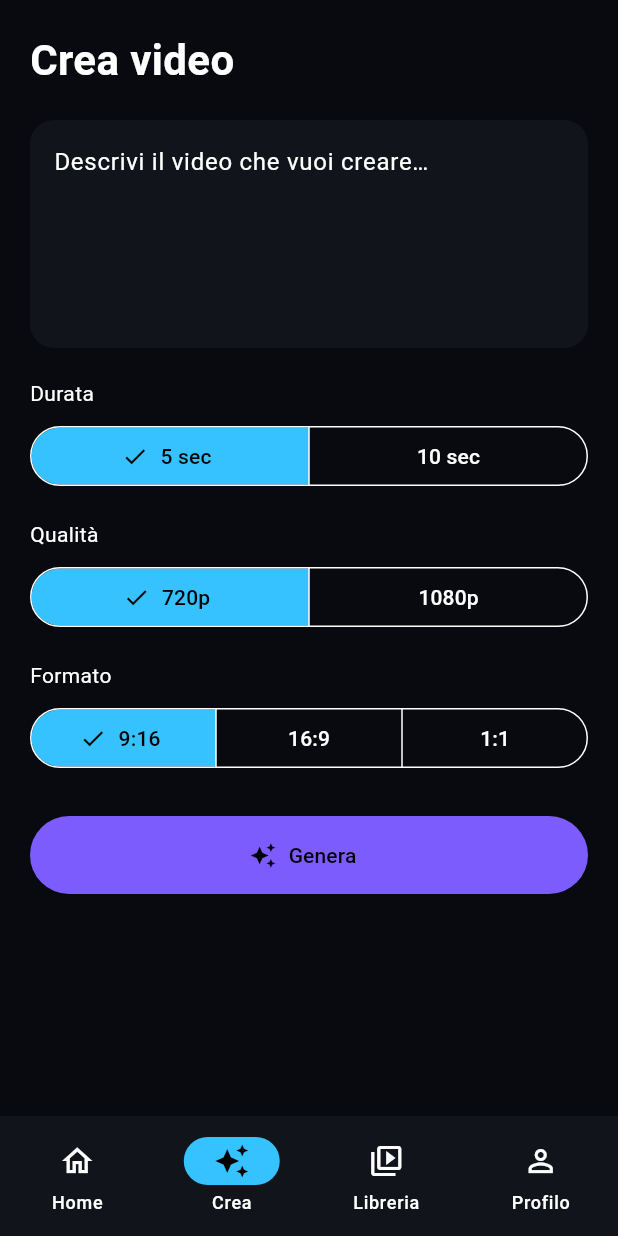
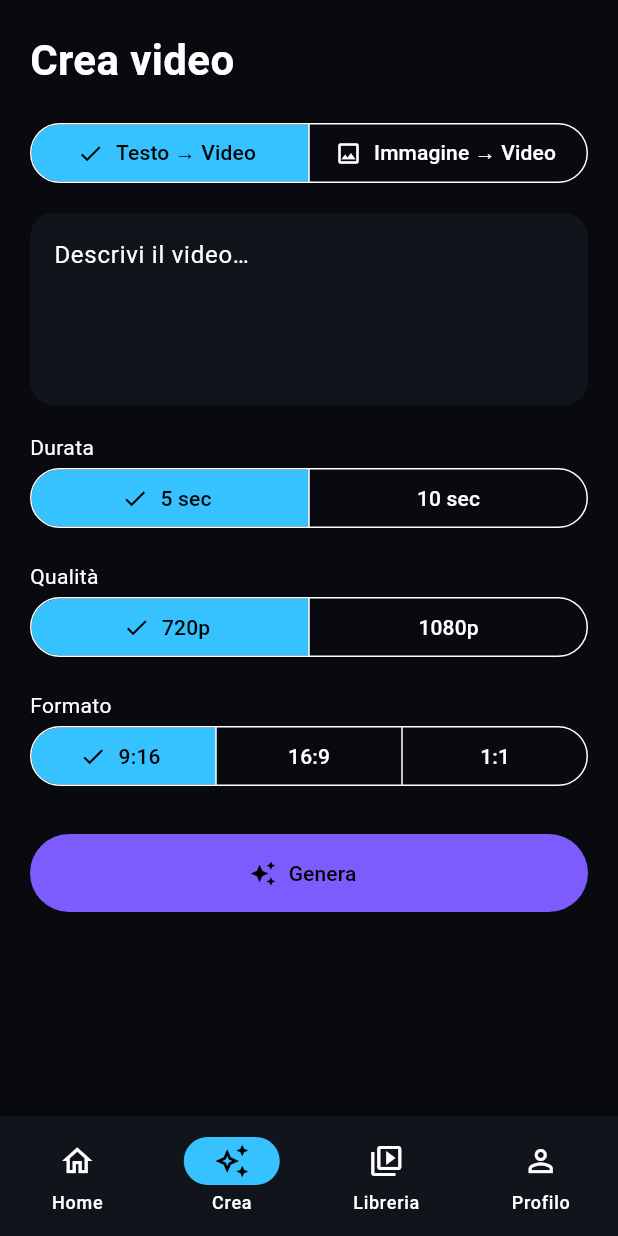
Before and after one commit to kashifkhanudine-dotcom/AstraVideo, a Flutter app: the screen it shows after launch, after a tap on "Genera video", on a phone screen of 412 x 824 dp. Run offline on Flutter 3.47's test engine with Material 3 defaults, Android fonts, the phone set to English and light mode, and no system bars; our stand-ins replace dio, image_picker; missing offline and left inert: purchases_flutter; network calls fail.

Commit message:
feat: add image-to-video flow and connect paywall

```diff
--- a/mobile/lib/main.dart
+++ b/mobile/lib/main.dart
@@ -1,9 +1,10 @@
 import 'package:dio/dio.dart';
 import 'package:flutter/material.dart';
+import 'package:image_picker/image_picker.dart';
 
-void main() {
-  runApp(const AstraVideoApp());
-}
+import 'screens/paywall_screen.dart';
+
+void main() => runApp(const AstraVideoApp());
 
 class AstraVideoApp extends StatelessWidget {
   const AstraVideoApp({super.key});
@@ -31,34 +32,35 @@ class AstraVideoApp extends StatelessWidget {
 class ApiService {
   ApiService()
       : _dio = Dio(BaseOptions(
-          baseUrl: 'http://10.0.2.2:8000',
+          baseUrl: const String.fromEnvironment('API_URL', defaultValue: 'http://10.0.2.2:8000'),
           connectTimeout: const Duration(seconds: 10),
-          receiveTimeout: const Duration(seconds: 30),
+          receiveTimeout: const Duration(seconds: 120),
         ));
 
   final Dio _dio;
 
   Future<Map<String, dynamic>> createGeneration({
     required String prompt,
+    required String mode,
     required int duration,
     required String resolution,
     required String aspectRatio,
+    String? imageUrl,
   }) async {
     final response = await _dio.post('/v1/generations', data: {
       'prompt': prompt,
-      'mode': 'text-to-video',
+      'mode': mode,
       'duration_seconds': duration,
       'resolution': resolution,
       'aspect_ratio': aspectRatio,
+      if (imageUrl != null) 'image_url': imageUrl,
     });
     return Map<String, dynamic>.from(response.data as Map);
   }
 
   Future<List<Map<String, dynamic>>> getGenerations() async {
     final response = await _dio.get('/v1/generations');
-    return (response.data as List)
-        .map((item) => Map<String, dynamic>.from(item as Map))
-        .toList();
+    return (response.data as List).map((e) => Map<String, dynamic>.from(e as Map)).toList();
   }
 }
 
@@ -80,17 +82,16 @@ class _MainShellState extends State<MainShell> {
       const LibraryScreen(),
       const ProfileScreen(),
     ];
-
     return Scaffold(
       body: SafeArea(child: pages[index]),
       bottomNavigationBar: NavigationBar(
         selectedIndex: index,
         onDestinationSelected: (value) => setState(() => index = value),
         destinations: const [
-          NavigationDestination(icon: Icon(Icons.home_outlined), selectedIcon: Icon(Icons.home), label: 'Home'),
-          NavigationDestination(icon: Icon(Icons.auto_awesome_outlined), selectedIcon: Icon(Icons.auto_awesome), label: 'Crea'),
-          NavigationDestination(icon: Icon(Icons.video_library_outlined), selectedIcon: Icon(Icons.video_library), label: 'Libreria'),
-          NavigationDestination(icon: Icon(Icons.person_outline), selectedIcon: Icon(Icons.person), label: 'Profilo'),
+          NavigationDestination(icon: Icon(Icons.home_outlined), label: 'Home'),
+          NavigationDestination(icon: Icon(Icons.auto_awesome_outlined), label: 'Crea'),
+          NavigationDestination(icon: Icon(Icons.video_library_outlined), label: 'Libreria'),
+          NavigationDestination(icon: Icon(Icons.person_outline), label: 'Profilo'),
         ],
       ),
     );
@@ -99,7 +100,6 @@ class _MainShellState extends State<MainShell> {
 
 class HomeScreen extends StatelessWidget {
   const HomeScreen({super.key, required this.onCreate});
-
   final VoidCallback onCreate;
 
   @override
@@ -107,38 +107,19 @@ class HomeScreen extends StatelessWidget {
     return ListView(
       padding: const EdgeInsets.all(20),
       children: [
-        Row(
-          mainAxisAlignment: MainAxisAlignment.spaceBetween,
-          children: [
+        Row(mainAxisAlignment: MainAxisAlignment.spaceBetween, children: [
           const Text('ASTRAVIDEO', style: TextStyle(fontSize: 20, fontWeight: FontWeight.w800)),
           Chip(label: const Text('⚡ 120'), backgroundColor: Theme.of(context).colorScheme.surface),
-          ],
-        ),
+        ]),
         const SizedBox(height: 30),
         const Text('Crea qualcosa di incredibile', style: TextStyle(fontSize: 30, fontWeight: FontWeight.bold)),
         const SizedBox(height: 10),
-        const Text('Trasforma una semplice idea in un video AI pronto per TikTok, Reels e Shorts.'),
+        const Text('Text-to-Video e Image-to-Video pronti per TikTok, Reels e Shorts.'),
         const SizedBox(height: 24),
         FilledButton.icon(
           onPressed: onCreate,
           icon: const Icon(Icons.auto_awesome),
-          label: const Padding(
-            padding: EdgeInsets.symmetric(vertical: 16),
-            child: Text('Genera video'),
-          ),
-        ),
-        const SizedBox(height: 32),
-        const Text('Stili', style: TextStyle(fontSize: 20, fontWeight: FontWeight.w700)),
-        const SizedBox(height: 12),
-        const Wrap(
-          spacing: 10,
-          runSpacing: 10,
-          children: [
-            Chip(label: Text('Cinematic')),
-            Chip(label: Text('Realistic')),
-            Chip(label: Text('Anime')),
-            Chip(label: Text('Commercial')),
-          ],
+          label: const Padding(padding: EdgeInsets.symmetric(vertical: 16), child: Text('Genera video')),
         ),
       ],
     );
@@ -155,24 +136,40 @@ class CreateScreen extends StatefulWidget {
 class _CreateScreenState extends State<CreateScreen> {
   final controller = TextEditingController();
   final api = ApiService();
+  final picker = ImagePicker();
+  String mode = 'text-to-video';
+  XFile? image;
   int duration = 5;
   String resolution = '720p';
   String ratio = '9:16';
   bool loading = false;
   String? message;
 
+  Future<void> chooseImage() async {
+    final picked = await picker.pickImage(source: ImageSource.gallery, imageQuality: 90);
+    if (picked != null) setState(() => image = picked);
+  }
+
   Future<void> generate() async {
     if (controller.text.trim().length < 3) return;
+    if (mode == 'image-to-video' && image == null) {
+      setState(() => message = 'Scegli prima un’immagine.');
+      return;
+    }
     setState(() {
       loading = true;
       message = null;
     });
     try {
+      // Image upload to R2 will replace this local placeholder when R2 credentials are enabled.
+      final imageUrl = mode == 'image-to-video' ? 'https://example.com/input-image.jpg' : null;
       final result = await api.createGeneration(
         prompt: controller.text.trim(),
+        mode: mode,
         duration: duration,
         resolution: resolution,
         aspectRatio: ratio,
+        imageUrl: imageUrl,
       );
       setState(() => message = 'Generazione avviata • ${result['credits_used']} crediti');
     } catch (e) {
@@ -188,37 +185,51 @@ class _CreateScreenState extends State<CreateScreen> {
       padding: const EdgeInsets.all(20),
       children: [
         const Text('Crea video', style: TextStyle(fontSize: 28, fontWeight: FontWeight.bold)),
-        const SizedBox(height: 20),
+        const SizedBox(height: 18),
+        SegmentedButton<String>(
+          segments: const [
+            ButtonSegment(value: 'text-to-video', label: Text('Testo → Video'), icon: Icon(Icons.text_fields)),
+            ButtonSegment(value: 'image-to-video', label: Text('Immagine → Video'), icon: Icon(Icons.image_outlined)),
+          ],
+          selected: {mode},
+          onSelectionChanged: (v) => setState(() => mode = v.first),
+        ),
+        if (mode == 'image-to-video') ...[
+          const SizedBox(height: 16),
+          OutlinedButton.icon(
+            onPressed: chooseImage,
+            icon: const Icon(Icons.add_photo_alternate_outlined),
+            label: Text(image == null ? 'Scegli immagine' : image!.name),
+          ),
+        ],
+        const SizedBox(height: 16),
         TextField(
           controller: controller,
-          minLines: 5,
-          maxLines: 8,
+          minLines: 4,
+          maxLines: 7,
           decoration: InputDecoration(
-            hintText: 'Descrivi il video che vuoi creare…',
+            hintText: mode == 'text-to-video' ? 'Descrivi il video…' : 'Descrivi come deve muoversi l’immagine…',
             filled: true,
             fillColor: Theme.of(context).colorScheme.surface,
             border: OutlineInputBorder(borderRadius: BorderRadius.circular(16), borderSide: BorderSide.none),
           ),
         ),
-        const SizedBox(height: 20),
+        const SizedBox(height: 18),
         const Text('Durata'),
-        const SizedBox(height: 8),
         SegmentedButton<int>(
           segments: const [ButtonSegment(value: 5, label: Text('5 sec')), ButtonSegment(value: 10, label: Text('10 sec'))],
           selected: {duration},
-          onSelectionChanged: (values) => setState(() => duration = values.first),
+          onSelectionChanged: (v) => setState(() => duration = v.first),
         ),
         const SizedBox(height: 18),
         const Text('Qualità'),
-        const SizedBox(height: 8),
         SegmentedButton<String>(
           segments: const [ButtonSegment(value: '720p', label: Text('720p')), ButtonSegment(value: '1080p', label: Text('1080p'))],
           selected: {resolution},
-          onSelectionChanged: (values) => setState(() => resolution = values.first),
+          onSelectionChanged: (v) => setState(() => resolution = v.first),
         ),
         const SizedBox(height: 18),
         const Text('Formato'),
-        const SizedBox(height: 8),
         SegmentedButton<String>(
           segments: const [
             ButtonSegment(value: '9:16', label: Text('9:16')),
@@ -226,23 +237,15 @@ class _CreateScreenState extends State<CreateScreen> {
             ButtonSegment(value: '1:1', label: Text('1:1')),
           ],
           selected: {ratio},
-          onSelectionChanged: (values) => setState(() => ratio = values.first),
+          onSelectionChanged: (v) => setState(() => ratio = v.first),
         ),
         const SizedBox(height: 28),
         FilledButton.icon(
           onPressed: loading ? null : generate,
-          icon: loading
-              ? const SizedBox(width: 18, height: 18, child: CircularProgressIndicator(strokeWidth: 2))
-              : const Icon(Icons.auto_awesome),
-          label: Padding(
-            padding: const EdgeInsets.symmetric(vertical: 16),
-            child: Text(loading ? 'Generazione…' : 'Genera'),
+          icon: loading ? const SizedBox(width: 18, height: 18, child: CircularProgressIndicator(strokeWidth: 2)) : const Icon(Icons.auto_awesome),
+          label: Padding(padding: const EdgeInsets.symmetric(vertical: 16), child: Text(loading ? 'Generazione…' : 'Genera')),
         ),
-        ),
-        if (message != null) ...[
-          const SizedBox(height: 16),
-          Text(message!),
-        ],
+        if (message != null) ...[const SizedBox(height: 14), Text(message!)],
       ],
     );
   }
@@ -262,8 +265,7 @@ class _LibraryScreenState extends State<LibraryScreen> {
   Widget build(BuildContext context) {
     return FutureBuilder<List<Map<String, dynamic>>>(
       future: api.getGenerations(),
-      builder: (context, snapshot) {
-        return RefreshIndicator(
+      builder: (context, snapshot) => RefreshIndicator(
         onRefresh: () async => setState(() {}),
         child: ListView(
           padding: const EdgeInsets.all(20),
@@ -273,22 +275,21 @@ class _LibraryScreenState extends State<LibraryScreen> {
             if (snapshot.connectionState == ConnectionState.waiting)
               const Center(child: CircularProgressIndicator())
             else if (snapshot.hasError)
-                Text('Avvia il backend FastAPI e aggiorna.\n${snapshot.error}')
+              Text('Backend non raggiungibile.\n${snapshot.error}')
             else if ((snapshot.data ?? []).isEmpty)
-                const Text('Nessun video ancora. Crea la tua prima generazione.')
+              const Text('Nessun video ancora.')
             else
               ...snapshot.data!.map((item) => Card(
                     child: ListTile(
                       leading: const Icon(Icons.movie_outlined),
                       title: Text(item['prompt']?.toString() ?? ''),
-                        subtitle: Text('${item['status']} • ${item['resolution']} • ${item['aspect_ratio']}'),
+                      subtitle: Text('${item['mode']} • ${item['status']} • ${item['resolution']}'),
                       trailing: Text('${item['progress']}%'),
                     ),
                   )),
           ],
         ),
-        );
-      },
+      ),
     );
   }
 }
@@ -309,7 +310,10 @@ class ProfileScreen extends StatelessWidget {
             leading: const Icon(Icons.workspace_premium),
             title: const Text('AstraVideo Pro'),
             subtitle: const Text('1080p, niente watermark, priorità'),
-            trailing: FilledButton(onPressed: () {}, child: const Text('Upgrade')),
+            trailing: FilledButton(
+              onPressed: () => Navigator.of(context).push(MaterialPageRoute(builder: (_) => const PaywallScreen())),
+              child: const Text('Upgrade'),
+            ),
           ),
         ),
         const Card(child: ListTile(leading: Icon(Icons.language), title: Text('Lingua'), trailing: Text('Italiano'))),
```
Lines whose indentation alone changed are shown as unchanged.
